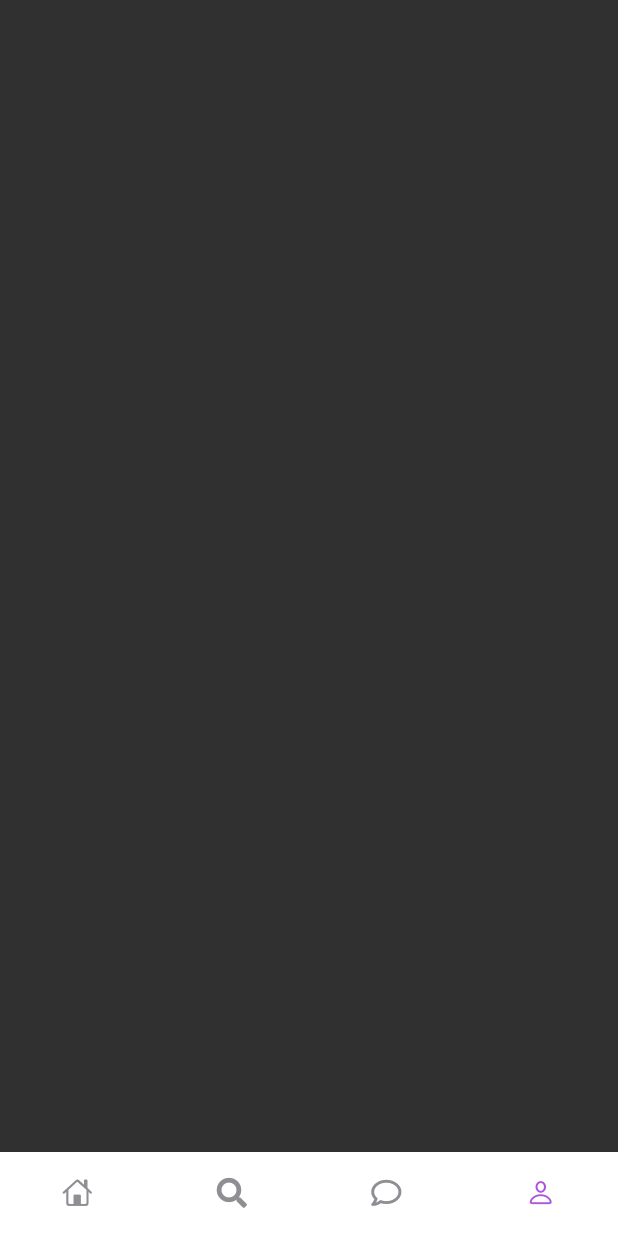
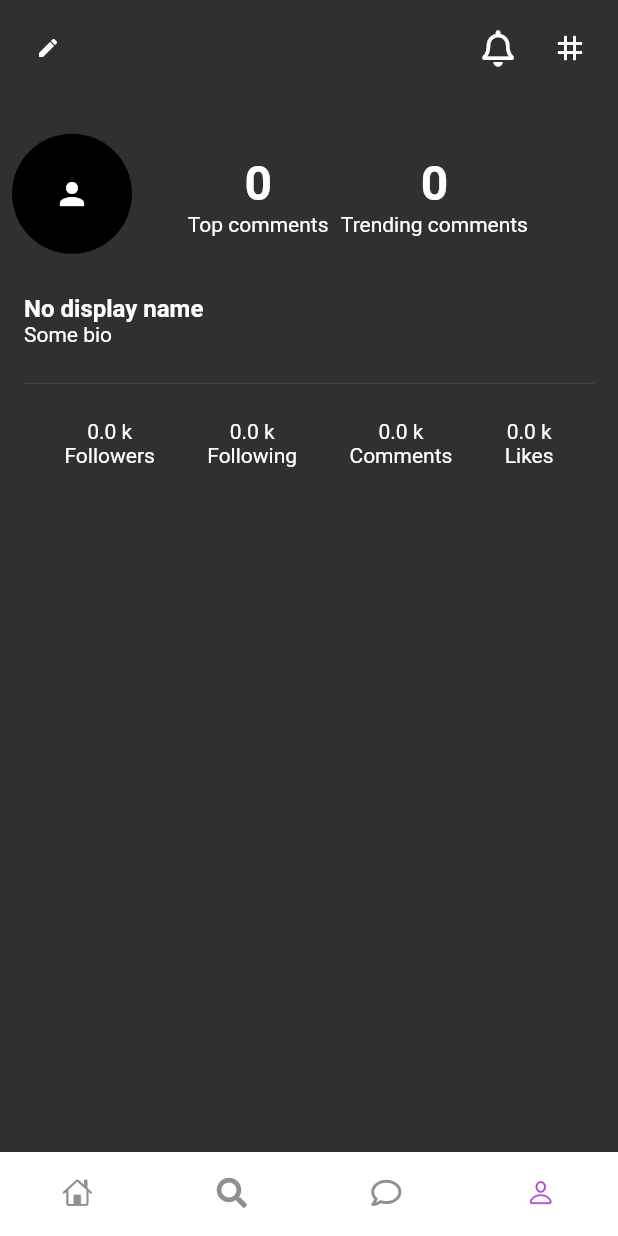
Before and after one commit to SatyamKr07/expApp, a Flutter app: the MyBottomBar screen opened directly, item 4 of the bottom bar chosen, on a phone screen of 412 x 824 dp. Run offline on Flutter 3.47's test engine with Material 2 defaults, Android fonts, the light colour scheme and no system bars; drawn by our look-alikes of persistent_bottom_nav_bar; our stand-ins replace cached_network_image, carousel_slider, cloud_firestore, firebase_auth, firebase_core, firebase_storage and 9 more; accounts and stored records are empty; generated files the repository leaves out were written again; network calls fail.

Commit message:
displaying user post in profile page

```diff
--- a/lib/src/controllers/add_post_controller.dart
+++ b/lib/src/controllers/add_post_controller.dart
@@ -21,6 +21,7 @@ class AddPostController extends GetxController {
     postedBy: UserModel(),
     postedOn: DateTime.now(),
     postLikesArray: [],
+    uploaderId: '',
   );
 
   CommentModel commentModel = CommentModel(
@@ -113,6 +114,7 @@ class AddPostController extends GetxController {
         postedBy: UserModel(),
         postedOn: DateTime.now(),
         postLikesArray: [],
+        uploaderId: '',
       );
       isUploading = false;
       // update(['ADD_BLOG_PAGE']);
@@ -126,6 +128,7 @@ class AddPostController extends GetxController {
     postModel.description = descCtrl.text;
     postModel.postedBy = userController.appUser;
     postModel.postedOn = DateTime.now();
+    postModel.uploaderId = userController.appUser.id;
   }
 
   validateData() {
@@ -149,7 +152,8 @@ class AddPostController extends GetxController {
         commentModel = CommentModel(
             timestamp: DateTime.now(),
             postedBy: userController.appUser,
-            postId: '', commentId: '');
+            postId: '',
+            commentId: '');
         commentTextCtrl.text = "";
       }).catchError((error) {
         logger.e('firestore error $error');
--- a/lib/src/models/post_model.dart
+++ b/lib/src/models/post_model.dart
@@ -18,6 +18,7 @@ class PostModel {
     required this.postedOn,
     this.postId = '',
     required this.postLikesArray,
+    required this.uploaderId,
   });
 
   String title;
@@ -28,6 +29,7 @@ class PostModel {
   DateTime postedOn;
   String postId;
   List<String> postLikesArray;
+  String uploaderId;
 
   factory PostModel.fromJson(Map<String, dynamic> json, DocumentSnapshot doc) =>
       PostModel(
@@ -39,6 +41,7 @@ class PostModel {
         postedOn: json['postedOn'].toDate(),
         postId: doc.id,
         postLikesArray: json['postLikesArray'] ?? [],
+        uploaderId: json['uploaderId'] ?? '',
       );
 
   Map<String, dynamic> toJson() => {
@@ -49,5 +52,6 @@ class PostModel {
         "postedBy": postedBy.toJson(),
         "postedOn": postedOn,
         "postLikesArray": postLikesArray,
+        "uploaderId": uploaderId,
       };
 }
--- a/lib/src/pages/bottom_bar/my_bottom_bar.dart
+++ b/lib/src/pages/bottom_bar/my_bottom_bar.dart
@@ -1,6 +1,7 @@
 import 'package:commentor/src/central/shared/colors.dart';
 import 'package:commentor/src/central/shared/textstyles.dart';
 import 'package:commentor/src/pages/home/home.dart';
+import 'package:commentor/src/pages/profile/profile.view.dart';
 import 'package:flutter/cupertino.dart';
 import 'package:flutter/material.dart';
 import 'package:flutter/services.dart';
@@ -59,7 +60,7 @@ class _MyBottomBarState extends State<MyBottomBar> {
             body: Container(
               child: PersistentTabView(context,
                   controller: pageController,
-                  screens: [Home(), Scaffold(), Scaffold(), Scaffold()],
+                  screens: [Home(), Scaffold(), Scaffold(), ProfileView()],
                   items: _navBarsItems(),
                   popAllScreensOnTapOfSelectedTab: true,
                   popActionScreens: PopActionScreensType.all,
--- a/lib/src/pages/home/home.dart
+++ b/lib/src/pages/home/home.dart
@@ -3,8 +3,6 @@ import 'package:commentor/src/pages/add_blog/add_blog.dart';
 import 'package:commentor/src/central/services/user_controller.dart';
 import 'package:commentor/src/controllers/home_controller.dart';
 import 'package:commentor/src/pages/home/views/all_posts_list.dart';
-import 'package:commentor/src/pages/profile/profile_page.dart';
-import 'package:commentor/src/pages/search_user/search_user.dart';
 import 'package:commentor/src/settings/settings_view.dart';
 import 'package:flutter/cupertino.dart';
 import 'package:flutter/material.dart';
--- /dev/null
+++ b/lib/src/pages/profile/components/profile_count.dart
@@ -0,0 +1,35 @@
+import 'package:flutter/material.dart';
+
+class ProfileCount extends StatelessWidget {
+  const ProfileCount({Key? key}) : super(key: key);
+
+  @override
+  Widget build(BuildContext context) {
+    _profileComponent({required double count, required String title}) {
+      return Column(
+        mainAxisAlignment: MainAxisAlignment.center,
+        crossAxisAlignment: CrossAxisAlignment.center,
+        children: [
+          Text(
+            "$count k",
+            // style: KCustomTextstyle.kBold(context, 12),
+          ),
+          Text(
+            title,
+            // style: KCustomTextstyle.kMedium(context, 10),
+          )
+        ],
+      );
+    }
+
+    return Row(
+      mainAxisAlignment: MainAxisAlignment.spaceEvenly,
+      children: [
+        _profileComponent(count: 0, title: "Followers"),
+        _profileComponent(count: 0, title: "Following"),
+        _profileComponent(count: 0, title: "Comments"),
+        _profileComponent(count: 0, title: "Likes"),
+      ],
+    );
+  }
+}
--- /dev/null
+++ b/lib/src/pages/profile/components/profile_header.dart
@@ -0,0 +1,152 @@
+import 'package:commentor/src/central/services/user_controller.dart';
+import 'package:commentor/src/central/shared/dimensions.dart';
+import 'package:firebase_auth/firebase_auth.dart';
+import 'package:flutter/material.dart';
+import 'package:font_awesome_flutter/font_awesome_flutter.dart';
+import 'package:get/instance_manager.dart';
+import 'package:sizer/sizer.dart';
+
+class ProfileHeader extends StatelessWidget {
+  final userController = Get.find<UserController>();
+  @override
+  Widget build(BuildContext context) {
+    // AuthenticationCubit authenticationCubit =
+    //     BlocProvider.of<AuthenticationCubit>(context, listen: false);
+
+    return Container(
+      child: Column(
+        mainAxisAlignment: MainAxisAlignment.start,
+        crossAxisAlignment: CrossAxisAlignment.start,
+        children: [
+          Row(
+            children: [
+              // FutureBuilder(
+              //     future: authenticationCubit.fetchLoggedUser(context: context),
+              //     builder: (context, snapshot) {
+              //       if (snapshot.connectionState == ConnectionState.waiting) {
+              //         return SizedBox(
+              //             height: 20,
+              //             width: 20,
+              //             child: CircularProgressIndicator());
+              //       }
+              //       if (snapshot.hasData) {
+              //         User user = snapshot.data as User;
+              //         return Text(user.email.toString(),
+              //             style: KCustomTextstyle.kBold(context, 12));
+              //       }
+              //       return SizedBox(
+              //           height: 20,
+              //           width: 20,
+              //           child: CircularProgressIndicator());
+              //     }),
+              IconButton(
+                onPressed: () {},
+                icon: Icon(
+                  Icons.edit,
+                  // color: KConstantColors.whiteColor,
+                  size: 16,
+                ),
+              ),
+              Spacer(),
+              IconButton(
+                  onPressed: () {},
+                  icon: Icon(
+                    FontAwesomeIcons.bell,
+                    // color: KConstantColors.whiteColor,
+                  )),
+              IconButton(
+                  onPressed: () {},
+                  icon: Icon(
+                    Icons.grid_3x3,
+                    // color: KConstantColors.whiteColor,
+                  ))
+            ],
+          ),
+          vSizedBox3,
+          Stack(
+            children: [
+              Padding(
+                padding: const EdgeInsets.only(left: 24.0),
+                child: Container(
+                  child: Row(
+                    mainAxisAlignment: MainAxisAlignment.center,
+                    children: [
+                      hSizedBox4,
+                      hSizedBox2,
+                      Column(
+                        mainAxisAlignment: MainAxisAlignment.center,
+                        crossAxisAlignment: CrossAxisAlignment.center,
+                        children: const [
+                          Text(
+                            "0",
+                            style: TextStyle(
+                              fontSize: 32,
+                              fontWeight: FontWeight.bold,
+                            ),
+                          ),
+                          Text(
+                            "Top comments",
+                            // style: KCustomTextstyle.kMedium(context, 10),
+                          )
+                        ],
+                      ),
+                      hSizedBox2,
+                      Column(
+                        mainAxisAlignment: MainAxisAlignment.center,
+                        crossAxisAlignment: CrossAxisAlignment.center,
+                        children: const [
+                          Text(
+                            "0",
+                            // style: KCustomTextstyle.kBold(context, 16),
+                            style: TextStyle(
+                              fontSize: 32,
+                              fontWeight: FontWeight.bold,
+                            ),
+                          ),
+                          Text(
+                            "Trending comments",
+                            // style: KCustomTextstyle.kMedium(context, 10),
+                          )
+                        ],
+                      )
+                    ],
+                  ),
+                  height: 10.h,
+                  decoration: BoxDecoration(
+                      // color: KConstantColors.bgColorFaint,
+                      borderRadius: BorderRadius.circular(50)),
+                ),
+              ),
+              CircleAvatar(
+                radius: 40,
+                child: Icon(Icons.person),
+              )
+            ],
+          ),
+          vSizedBox2,
+          Padding(
+            padding: const EdgeInsets.all(8.0),
+            child: Column(
+              crossAxisAlignment: CrossAxisAlignment.start,
+              children: [
+                Text(userController.appUser.displayName,
+                    // style: KCustomTextstyle.kBold(context, 14),
+                    style: TextStyle(
+                      fontWeight: FontWeight.bold,
+                      fontSize: 16,
+                    )),
+                Text(
+                  "Some bio",
+                  // style: KCustomTextstyle.kMedium(context, 10),
+                ),
+                vSizedBox2,
+                Divider(),
+              ],
+            ),
+          ),
+          // vSizedBox2,
+        ],
+      ),
+    );
+  }
+}
--- /dev/null
+++ b/lib/src/pages/profile/profile.view.dart
@@ -0,0 +1,54 @@
+import 'package:commentor/src/central/shared/dimensions.dart';
+import 'package:flutter/material.dart';
+
+import 'components/profile_body.dart';
+import 'components/profile_count.dart';
+import 'components/profile_header.dart';
+
+class ProfileView extends StatefulWidget {
+  @override
+  State<ProfileView> createState() => _ProfileViewState();
+}
+
+class _ProfileViewState extends State<ProfileView> {
+  @override
+  Widget build(BuildContext context) {
+    _divider() {
+      return Divider(
+        thickness: 0.1,
+        // color: KConstantColors.conditionalColor(context: context),
+      );
+    }
+
+    return Scaffold(
+      // floatingActionButton: FloatingActionButton(
+      //   onPressed: () {
+      //     BlocProvider.of<AuthenticationCubit>(context, listen: false)
+      //         .fetchLoggedUser(context: context);
+      //   },
+      // ),
+      // backgroundColor: KConstantColors.bgColor,
+      body: Container(
+        child: Padding(
+          padding: const EdgeInsets.symmetric(horizontal: 8),
+          child: SingleChildScrollView(
+            physics: BouncingScrollPhysics(),
+            child: Column(
+                mainAxisAlignment: MainAxisAlignment.start,
+                crossAxisAlignment: CrossAxisAlignment.start,
+                children: [
+                  vSizedBox1,
+                  ProfileHeader(),
+                  // _divider(),
+                  vSizedBox1,
+                  ProfileCount(),
+                  vSizedBox1,
+                  _divider(),
+                  ProfileBody()
+                ]),
+          ),
+        ),
+      ),
+    );
+  }
+}
```
Also changed, not shown: lib/src/central/services/user_controller.dart (+6 -19 lines), lib/src/central/widgets/build_swiper.dart (+8 -2 lines), lib/src/pages/home/views/post_block.dart (+16 -10 lines), lib/src/pages/profile/components/profile_body.dart (added, +59 -0 lines), lib/src/pages/profile/profile_page.dart (deleted, +0 -162 lines), lib/src/pages/search_user/search_user.dart (deleted, +0 -76 lines).
